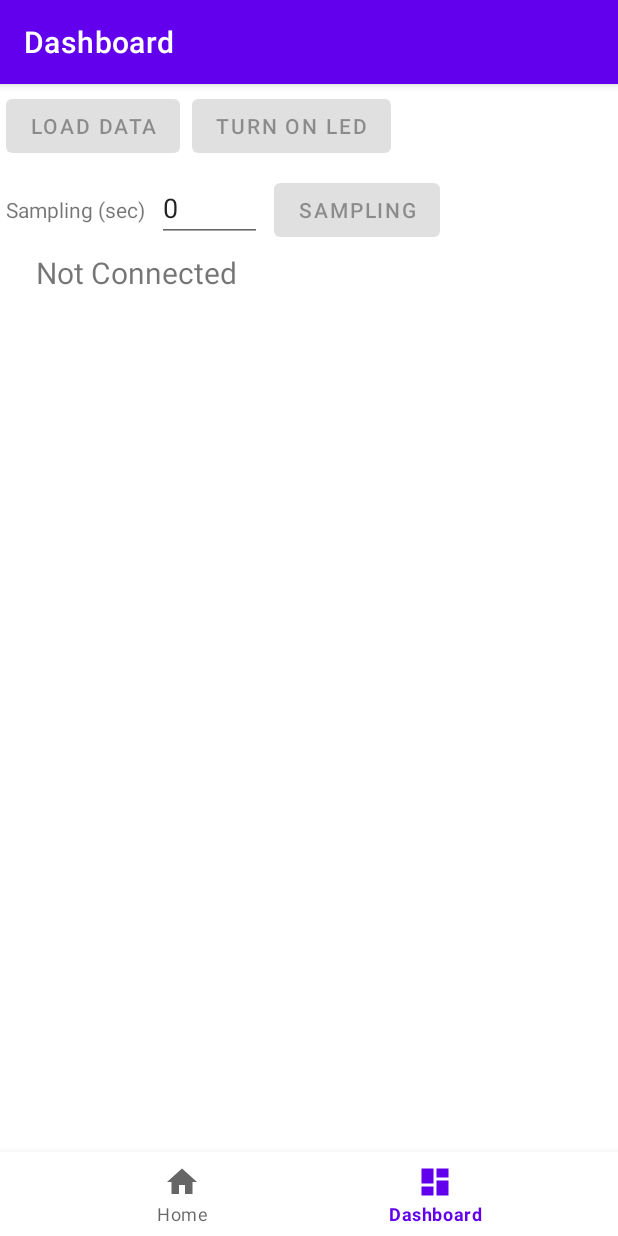
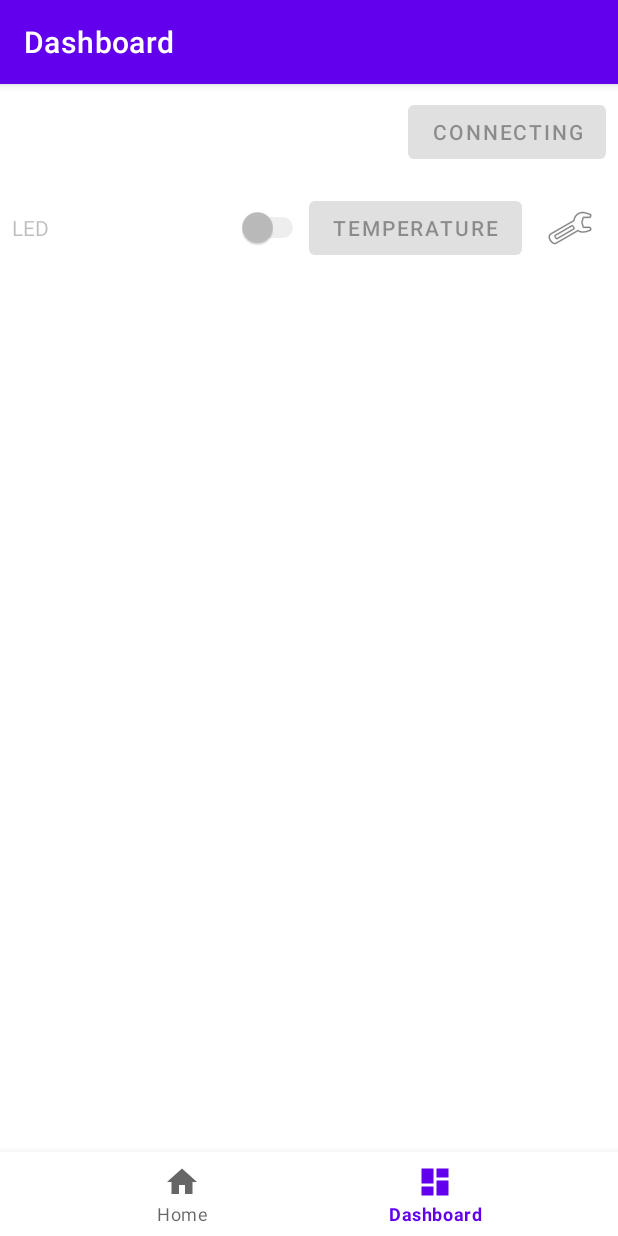
Before and after one commit to Gatzu78/ProgettoIoT, an Android app: the DashboardFragment screen opened through its navigation route, on a phone screen of 412 x 824 dp. Run offline under Robolectric (Android 15) with nearby library versions, the phone set to English and light mode, and no system bars; our stand-ins replace navigation-ui; 2 statements that could not run were skipped.

Commit message:
Sampling Dialog

```diff
--- a/IoTemperature/app/src/main/java/ch/supsi/iotemperature/ui/dashboard/DashboardFragment.java
+++ b/IoTemperature/app/src/main/java/ch/supsi/iotemperature/ui/dashboard/DashboardFragment.java
@@ -1,15 +1,16 @@
 package ch.supsi.iotemperature.ui.dashboard;
 
+import android.app.Dialog;
 import android.os.Bundle;
-import android.text.Editable;
-import android.text.TextWatcher;
 import android.util.Log;
 import android.view.LayoutInflater;
 import android.view.View;
 import android.view.ViewGroup;
 import android.widget.Button;
-import android.widget.EditText;
+import android.widget.ImageButton;
 import android.widget.ListView;
+import android.widget.NumberPicker;
+import android.widget.Switch;
 import android.widget.TextView;
 
 import androidx.annotation.NonNull;
@@ -17,6 +18,9 @@ import androidx.annotation.Nullable;
 import androidx.fragment.app.Fragment;
 import androidx.lifecycle.ViewModelProvider;
 
+import java.util.Objects;
+
+import ch.supsi.iotemperature.BluetoothLeService;
 import ch.supsi.iotemperature.MainActivity;
 import ch.supsi.iotemperature.R;
 import ch.supsi.iotemperature.SUPSIGattAttributes;
@@ -41,68 +45,47 @@ public class DashboardFragment extends Fragment {
 
         // DEVICE NAME
         final TextView deviceName = root.findViewById(R.id.device_name);
-        dashboardViewModel.getDeviceName().observe(getViewLifecycleOwner(), name -> {
-            deviceName.setText(name);
-        });
+        dashboardViewModel.getDeviceName().observe(getViewLifecycleOwner(),
+                deviceName::setText);
 
         // DEVICE ADDRESS
         final TextView deviceAddress = root.findViewById(R.id.device_address);
-        dashboardViewModel.getDeviceAddress().observe(getViewLifecycleOwner(), addr -> {
-            deviceAddress.setText(addr);
-        });
+        dashboardViewModel.getDeviceAddress().observe(getViewLifecycleOwner(),
+                deviceAddress::setText);
 
         // REFRESH DATA BUTTON
         final Button btnRefreshData = root.findViewById(R.id.btnRefreshData);
         btnRefreshData.setOnClickListener(view -> {
-            MainActivity main = (MainActivity) getActivity();
-            main.asyncReadTemperature();
+            mainActivity.asyncReadTemperature();
         });
 
         // LED BUTTON
-        final Button btnLED = root.findViewById(R.id.btnLED);
-        btnLED.setOnClickListener(view -> {
-            mainActivity.toggleLED1();
+        final Switch ledSwitch = root.findViewById(R.id.ledSwitch);
+        ledSwitch.setOnClickListener(view -> Objects.requireNonNull(mainActivity).toggleLED1());
+
+        dashboardViewModel.isLED1On().observe(getViewLifecycleOwner(), ledSwitch::setChecked);
+
+        // SAMPLING
+        final ImageButton btnSampling = root.findViewById(R.id.btnSampling);
+        btnSampling.setOnClickListener(view -> {
+            showSamplingDialog();
         });
 
-        dashboardViewModel.isLED1On().observe(getViewLifecycleOwner(), isOn -> {
-            btnLED.setText(isOn ? "TURN OFF LED" : "TURN ON LED");
-        });
-
-        // SAMPLING
-        final Button btnSampling = root.findViewById(R.id.btnSampling);
-        btnSampling.setOnClickListener(view -> {
-            mainActivity.writeSampling(dashboardViewModel.getSamplingValue().getValue());
-        });
-
-        final EditText numSampling = root.findViewById(R.id.numSampling);
-        numSampling.addTextChangedListener(new TextWatcher() {
-            @Override
-            public void beforeTextChanged(CharSequence s, int start, int count, int after) {
-            }
-
-            @Override
-            public void onTextChanged(CharSequence s, int start, int before, int count) {
-                dashboardViewModel.setSampling(Integer.parseInt(s.toString()));
-            }
-
-            @Override
-            public void afterTextChanged(Editable s) {
-
-            }
-        });
-
-        dashboardViewModel.getSamplingValue().observe(getViewLifecycleOwner(), value -> {
-            numSampling.setText(String.valueOf(value));
+        final Button btnConnect = root.findViewById(R.id.btnConnect);
+        btnConnect.setOnClickListener(view -> {
+            mainActivity.connect(mDeviceAddress);
         });
 
         // CONNECTION STATE
-        final TextView connState = root.findViewById(R.id.connection_state);
-        dashboardViewModel.isConnected().observe(getViewLifecycleOwner(), isConnected -> {
-            connState.setText(isConnected ? "Connected" : "Not Connected");
-            btnLED.setEnabled(isConnected);
-            btnSampling.setEnabled(isConnected);
-            btnRefreshData.setEnabled(isConnected);
+        dashboardViewModel.getConnStatus().observe(getViewLifecycleOwner(), status -> {
+            btnConnect.setText(status == BluetoothLeService.STATE_CONNECTED ? "CONNECTED" :
+                    status == BluetoothLeService.STATE_CONNECTING ? "CONNECTING" : "CONNECT");
+            ledSwitch.setEnabled(status == BluetoothLeService.STATE_CONNECTED);
+            btnSampling.setEnabled(status == BluetoothLeService.STATE_CONNECTED);
+            btnRefreshData.setEnabled(status == BluetoothLeService.STATE_CONNECTED);
+            btnConnect.setEnabled(status == BluetoothLeService.STATE_DISCONNECTED);
         });
+
 
         // DEVICE DATA
         final ListView dataListView = root.findViewById(R.id.listViewBLEData);
@@ -115,6 +98,32 @@ public class DashboardFragment extends Fragment {
         });
 
         return root;
+    }
+
+    private void showSamplingDialog() {
+        final Dialog dialog = new Dialog(getContext());
+        dialog.setContentView(R.layout.sampling_dialog);
+
+        final NumberPicker np = dialog.findViewById(R.id.numSampling);
+        Integer value = dashboardViewModel.getSamplingValue().getValue();
+        if(value != null)
+            np.setValue(value);
+        np.setMaxValue(1000);
+        np.setMinValue(1);
+        np.setWrapSelectorWheel(false);
+
+        Button btnConfirm =  dialog.findViewById(R.id.btnConfirm);
+        btnConfirm.setOnClickListener(view -> {
+            MainActivity mainActivity = (MainActivity) getActivity();
+            mainActivity.writeSampling(np.getValue());
+            dashboardViewModel.setSampling(np.getValue());
+            dialog.dismiss();
+        });
+
+        Button btnCancel = dialog.findViewById(R.id.btnCancel);
+        btnCancel.setOnClickListener(view -> dialog.dismiss());
+
+        dialog.show();
     }
 
     @Override
--- a/IoTemperature/app/src/main/java/ch/supsi/iotemperature/ui/dashboard/DashboardViewModel.java
+++ b/IoTemperature/app/src/main/java/ch/supsi/iotemperature/ui/dashboard/DashboardViewModel.java
@@ -25,7 +25,7 @@ public class DashboardViewModel extends ViewModel {
 
     private MutableLiveData<String> mDeviceAddress;
     private MutableLiveData<String> mDeviceName;
-    private final MutableLiveData<Boolean> mConnected;
+    private final MutableLiveData<Integer> mConnectionStatus;
     private final MutableLiveData<Boolean> mLED1On;
     private final MutableLiveData<List<String>> mData;
     private final MutableLiveData<Integer> mSamplingValue;
@@ -36,12 +36,11 @@ public class DashboardViewModel extends ViewModel {
 
         mLED1On = new MutableLiveData<>(false);
         mData = new MutableLiveData<>(new ArrayList<>());
-        mConnected = new MutableLiveData<>(false);
+        mConnectionStatus = new MutableLiveData<>(BluetoothLeService.STATE_CONNECTING);
         mDeviceAddress = new MutableLiveData<>("-");
         mDeviceName = new MutableLiveData<>("-");
         mSamplingValue = new MutableLiveData<>(0);
         mTemperatures = new MutableLiveData<>(new ArrayList<>());
-
     }
 
     public LiveData<List<String>> getData() { return mData; }
@@ -51,8 +50,8 @@ public class DashboardViewModel extends ViewModel {
     public LiveData<Boolean> isLED1On() {
         return mLED1On;
     }
-    public LiveData<Boolean> isConnected() {
-        return mConnected;
+    public LiveData<Integer> getConnStatus() {
+        return mConnectionStatus;
     }
     public LiveData<String> getDeviceName() {
         return mDeviceName;
@@ -88,10 +87,13 @@ public class DashboardViewModel extends ViewModel {
         @Override
         public void onReceive(Context context, Intent intent) {
         final String action = intent.getAction();
-        if (BluetoothLeService.ACTION_GATT_CONNECTED.equals(action)) {
-            mConnected.setValue(true);
+
+        if (BluetoothLeService.ACTION_GATT_CONNECTING.equals(action)) {
+            mConnectionStatus.setValue(BluetoothLeService.STATE_CONNECTING);
+        } else if (BluetoothLeService.ACTION_GATT_CONNECTED.equals(action)) {
+            mConnectionStatus.setValue(BluetoothLeService.STATE_CONNECTED);
         } else if (BluetoothLeService.ACTION_GATT_DISCONNECTED.equals(action)) {
-            mConnected.setValue(false);
+            mConnectionStatus.setValue(BluetoothLeService.STATE_DISCONNECTED);
         } else if (BluetoothLeService.ACTION_DATA_AVAILABLE.equals(action)) {
             processData(intent);
         }
--- a/IoTemperature/app/src/main/res/layout/fragment_dashboard.xml
+++ b/IoTemperature/app/src/main/res/layout/fragment_dashboard.xml
@@ -1,55 +1,16 @@
 <?xml version="1.0" encoding="utf-8"?>
 <LinearLayout
     xmlns:android="http://schemas.android.com/apk/res/android"
+    xmlns:app="http://schemas.android.com/apk/res-auto"
     xmlns:tools="http://schemas.android.com/tools"
     android:layout_width="match_parent"
     android:layout_height="match_parent"
     tools:context=".ui.dashboard.DashboardFragment"
     android:orientation="vertical">
 
-    <LinearLayout
-        android:layout_width="match_parent"
-        android:layout_height="wrap_content">
-        <Button
-            android:layout_margin="4dp"
-            android:id="@+id/btnRefreshData"
-            android:layout_width="wrap_content"
-            android:layout_height="wrap_content"
-            android:text="Load data" />
-        <Button
-            android:id="@+id/btnLED"
-            android:layout_margin="4dp"
-            android:layout_width="wrap_content"
-            android:layout_height="wrap_content"
-            android:text="Turn on LED" />
-    </LinearLayout>
 
     <LinearLayout
-        android:layout_width="match_parent"
-        android:layout_height="wrap_content">
-        <TextView
-            android:layout_margin="4dp"
-            android:id="@+id/textView"
-            android:layout_width="wrap_content"
-            android:layout_height="wrap_content"
-            android:text="Sampling (sec)" />
-
-        <EditText
-            android:layout_margin="4dp"
-            android:id="@+id/numSampling"
-            android:layout_width="70dp"
-            android:layout_height="wrap_content"
-            android:ems="10"
-            android:inputType="number" />
-        <Button
-            android:layout_margin="4dp"
-            android:id="@+id/btnSampling"
-            android:layout_width="wrap_content"
-            android:layout_height="wrap_content"
-            android:text="Sampling" />
-    </LinearLayout>
-
-    <LinearLayout
+        android:layout_margin="8dp"
         android:orientation="horizontal"
         android:layout_width="match_parent"
         android:layout_height="wrap_content">
@@ -57,32 +18,50 @@
             android:id="@+id/device_name"
             android:layout_width="wrap_content"
             android:layout_height="wrap_content"
-            android:layout_marginStart="8dp"
-            android:layout_marginEnd="8dp"
             android:textAlignment="center"
-            android:textSize="20sp"
             tools:text="device_name" />
         <TextView
-            android:id="@+id/connection_state"
+            android:id="@+id/device_address"
             android:layout_width="wrap_content"
             android:layout_height="wrap_content"
-            android:layout_marginStart="8dp"
-            android:layout_marginEnd="8dp"
             android:textAlignment="center"
-            android:textSize="20sp"
-            tools:text="STATUS" />
+            android:textSize="14sp"
+            android:layout_weight="1"
+            tools:text="@string/device_address" />
+        <Button
+            android:id="@+id/btnConnect"
+            android:layout_width="wrap_content"
+            android:layout_height="wrap_content"
+            android:text="@string/connect" />
     </LinearLayout>
 
+    <LinearLayout
+        android:layout_margin="8dp"
+        android:layout_width="match_parent"
+        android:layout_height="wrap_content">
+        <Switch
+            android:id="@+id/ledSwitch"
+            android:layout_width="103dp"
+            android:layout_height="wrap_content"
+            android:layout_weight="1"
+            android:text="LED" />
 
-    <TextView
-        android:id="@+id/device_address"
-        android:layout_width="wrap_content"
-        android:layout_height="wrap_content"
-        android:layout_marginStart="8dp"
-        android:layout_marginEnd="8dp"
-        android:textAlignment="center"
-        android:textSize="14sp"
-        tools:text="address" />
+        <Button
+            android:layout_marginEnd="8dp"
+            android:id="@+id/btnRefreshData"
+            android:layout_width="wrap_content"
+            android:layout_height="wrap_content"
+            android:text="@string/temperature" />
+
+        <ImageButton
+
+            android:layout_margin="8dp"
+            android:id="@+id/btnSampling"
+            android:layout_width="wrap_content"
+            android:layout_height="wrap_content"
+            android:background="@android:drawable/ic_menu_preferences"
+             />
+    </LinearLayout>
 
     <ListView
         android:id="@+id/listViewBLEData"
--- a/IoTemperature/app/src/main/res/values/strings.xml
+++ b/IoTemperature/app/src/main/res/values/strings.xml
@@ -11,4 +11,11 @@
     <string name="no_data">no data</string>
     <string name="unknown_service">unknown service</string>
     <string name="unknown_characteristic">unknown characteristic</string>
+    <string name="connect">Connect</string>
+    <string name="temperature">Temperature</string>
+    <string name="turn_on_led">Turn on LED</string>
+    <string name="sampling">Sampling</string>
+    <string name="device_address">address</string>
+    <string name="ok">Ok</string>
+    <string name="cancel">Cancel</string>
 </resources>
```
Also changed, not shown: IoTemperature/app/src/main/java/ch/supsi/iotemperature/BluetoothLeService.java (+34 -26 lines), IoTemperature/app/src/main/res/layout/sampling_dialog.xml (added, +41 -0 lines).
